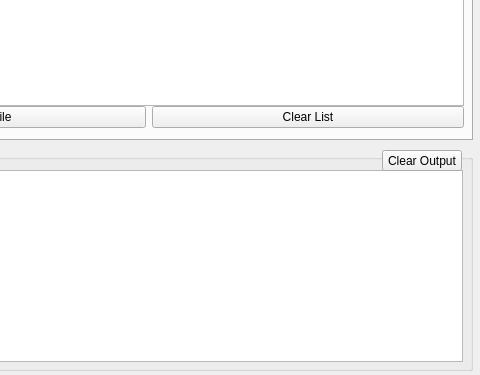
The window that GUI/FileHasherUI/filehasher.ui (AlEscher/FileHasher) describes before a commit, drawn with Qt 5; both pictures show x 418 to 898 and y 170 to 545 of the 898 by 545 pixel window.
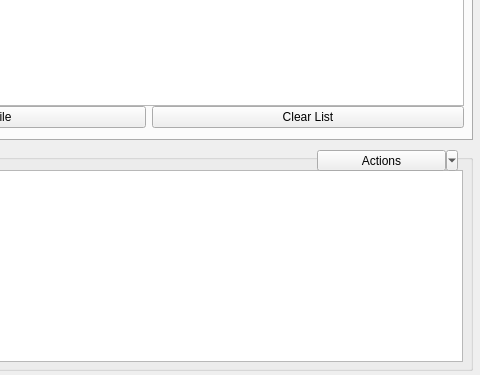
The same window after the commit.

Commit message: Added ToolButton, aswell as headless mode - Added ToolButton with a menu to Clear the ouput and export all hashes to the clipboard as an array - Moved FileDelegate stuff back into own file - Added more tests to FileHasher.cpp - Added headless mode, Executable can be started with command line parameters and will only output the hash, can be used to pipe output into other application - Moved icon into own folder - Added icon to frameless window - The Controller now has a cache with all generated hashes, currently only used for the Export functionality - Removed Clear Output button

Diff of the .ui file:
```diff
--- a/GUI/FileHasherUI/filehasher.ui
+++ b/GUI/FileHasherUI/filehasher.ui
@@ -302,17 +302,20 @@
 &lt;p style=&quot;-qt-paragraph-type:empty; margin-top:0px; margin-bottom:0px; margin-left:0px; margin-right:0px; -qt-block-indent:0; text-indent:0px;&quot;&gt;&lt;br /&gt;&lt;/p&gt;&lt;/body&gt;&lt;/html&gt;</string>
      </property>
     </widget>
-    <widget class="QPushButton" name="clearOutputButton">
+    <widget class="QToolButton" name="actionsButton">
      <property name="geometry">
       <rect>
-       <x>790</x>
+       <x>725</x>
        <y>10</y>
-       <width>80</width>
+       <width>141</width>
        <height>21</height>
       </rect>
      </property>
      <property name="text">
-      <string>Clear Output</string>
+      <string>Actions</string>
+     </property>
+     <property name="popupMode">
+      <enum>QToolButton::MenuButtonPopup</enum>
      </property>
     </widget>
    </widget>
```
The commit also changes 20 other files.
